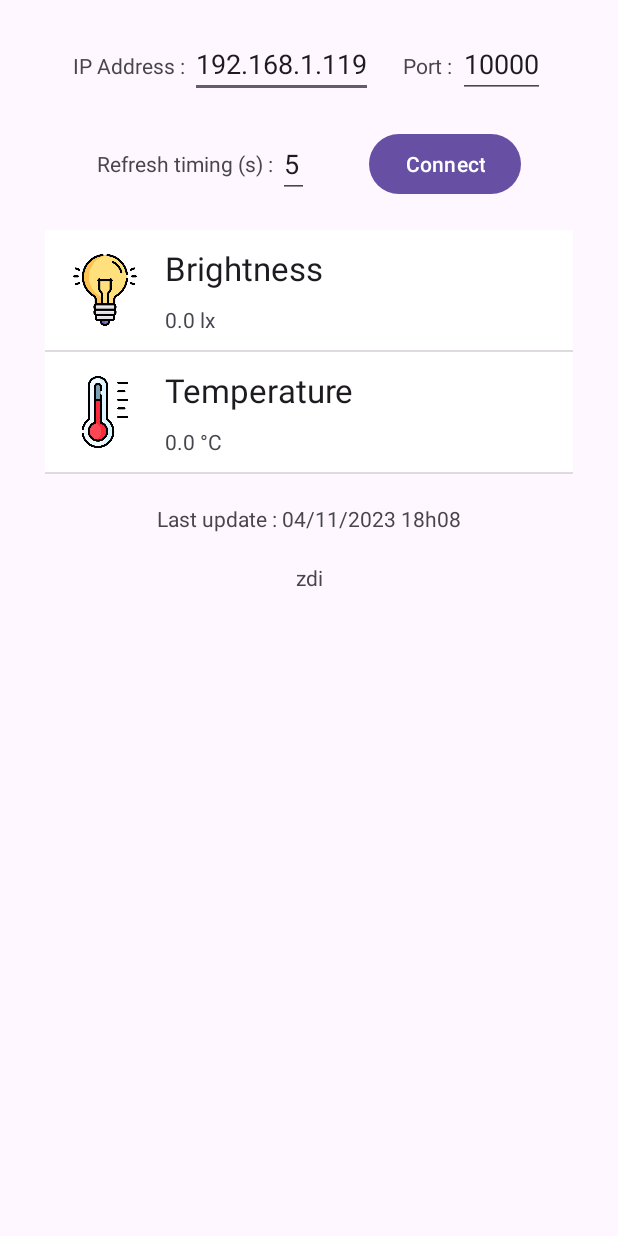
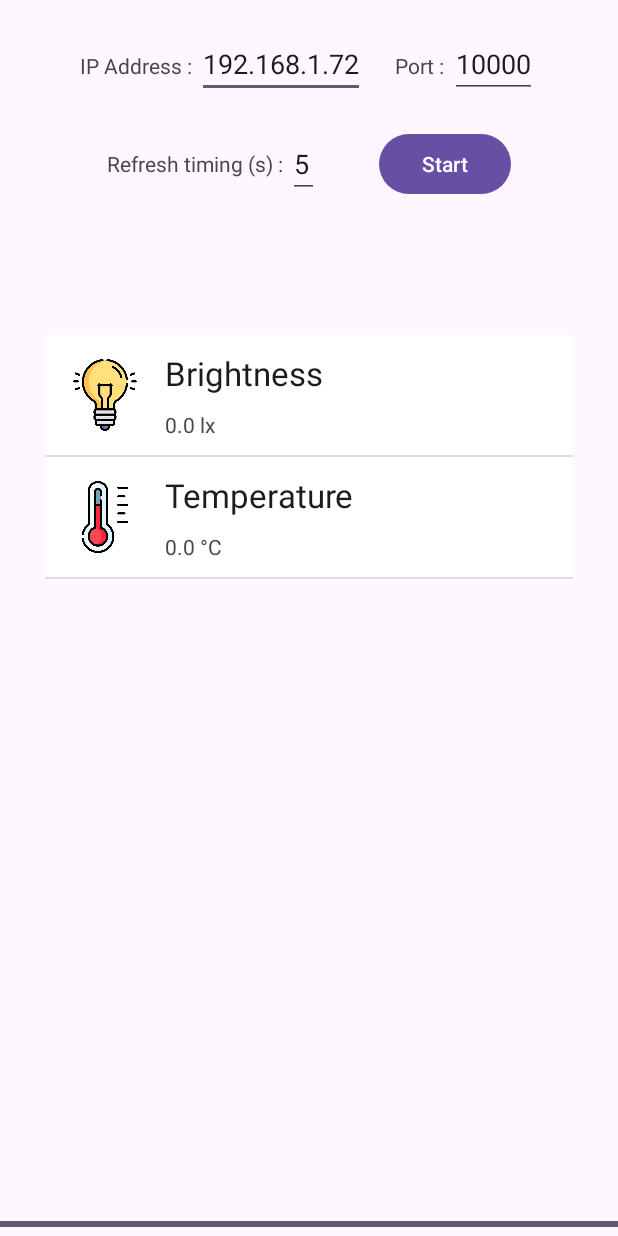
Before and after one commit to theoahga/IotProject, an Android app: the screen it shows after launch (MainActivity), on a phone screen of 412 x 824 dp. Run offline under Robolectric (Android 15) with nearby library versions, the phone set to English and light mode, and no system bars.

Commit message:
the app work !

```diff
--- a/src/android-app/app/src/main/java/com/irc/iotproject/network/ListenerThread.java
+++ b/src/android-app/app/src/main/java/com/irc/iotproject/network/ListenerThread.java
@@ -30,11 +30,11 @@ public class ListenerThread extends Thread{
             String message = new String(packet.getData(), 0, packet.getLength());
             messageToSendBlockingQueue.put(message);
 
+            socket.close();
         } catch (Exception e) {
             throw new RuntimeException(e);
         }
 
-        Thread.currentThread().interrupt();
     }
 
 }
--- a/src/android-app/app/src/main/java/com/irc/iotproject/network/SendThread.java
+++ b/src/android-app/app/src/main/java/com/irc/iotproject/network/SendThread.java
@@ -26,9 +26,12 @@ public class SendThread extends Thread{
             byte[] data = message.getBytes();
             DatagramPacket packet = new DatagramPacket(data,data.length, address, Integer.parseInt(this.port));
             UDPSocket.send(packet);
+            UDPSocket.close();
         } catch (InterruptedException | IOException e) {
             throw new RuntimeException(e);
+        } finally {
+            Thread.currentThread().interrupt();
         }
-        Thread.currentThread().interrupt();
+
     }
 }
--- a/src/android-app/app/src/main/java/com/irc/iotproject/utils/PropertiesUtils.java
+++ b/src/android-app/app/src/main/java/com/irc/iotproject/utils/PropertiesUtils.java
@@ -11,7 +11,7 @@ public class PropertiesUtils {
         Properties properties = new Properties();
         properties.setProperty("request_header","DMST");
         properties.setProperty("crypto_key","12341");
-        properties.setProperty("listened_port","10000");
+        properties.setProperty("listened_port","10001");
 
         System.setProperties(properties);
     }
--- a/src/android-app/app/src/main/res/layout/activity_main.xml
+++ b/src/android-app/app/src/main/res/layout/activity_main.xml
@@ -38,7 +38,7 @@
                     app:layout_constraintStart_toStartOf="parent"
                     app:layout_constraintTop_toTopOf="parent"
                     app:layout_constraintBottom_toTopOf="@id/connect"
-                    android:text="192.168.1.119"
+                    android:text="192.168.1.72"
                     >
                 </EditText>
             </LinearLayout>
@@ -92,7 +92,7 @@
                 android:id="@+id/connect"
                 android:layout_width="wrap_content"
                 android:layout_height="wrap_content"
-                android:text="Connect"
+                android:text="Start"
                 android:layout_marginStart="20dp"
                 app:layout_constraintVertical_bias="0.387" />
         </LinearLayout>
@@ -104,6 +104,7 @@
             android:layout_width="match_parent"
             android:layout_marginEnd="30dp"
             android:layout_marginStart="30dp"
+            android:layout_marginTop="70dp"
             app:layoutManager="androidx.recyclerview.widget.LinearLayoutManager"
             app:layout_constraintBottom_toBottomOf="parent"
             app:layout_constraintEnd_toEndOf="parent"
@@ -116,7 +117,7 @@
             android:layout_height="wrap_content"
             android:layout_marginTop="20dp"
             app:layout_constraintTop_toBottomOf="@id/recycler_view"
-            android:text="Last update : 04/11/2023 18h08"
+            android:text=""
             android:gravity="center"
             ></TextView>
 
@@ -126,10 +127,17 @@
             android:layout_height="wrap_content"
             android:layout_marginTop="20dp"
             app:layout_constraintTop_toBottomOf="@id/lastUpdateTime"
-            android:text="zdi"
+            android:text=""
             android:gravity="center"
             ></TextView>
 
     </LinearLayout>
-
+    <ProgressBar
+        android:id="@+id/progressBar"
+        style="?android:attr/progressBarStyleHorizontal"
+        android:layout_width="match_parent"
+        android:layout_height="wrap_content"
+        app:layout_constraintBottom_toBottomOf="parent"
+        android:max="100"
+        android:progress="100" />
 </androidx.constraintlayout.widget.ConstraintLayout>
```
Also changed, not shown: src/android-app/app/src/main/java/com/irc/iotproject/MainActivity.java (+91 -18 lines), src/android-app/app/src/main/java/com/irc/iotproject/utils/MessageUtils.java (+5 -5 lines), 1 other file.
